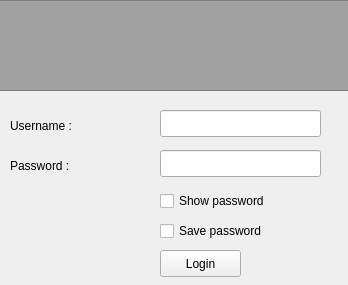
Above: ui/login.ui from jabouzi/qgmail before the change. Below: the same form after it.
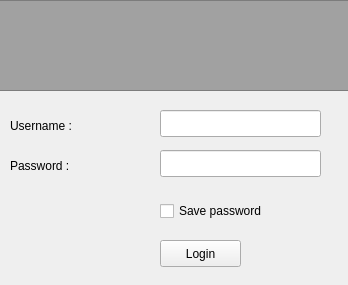
That is the form after the change. Icons and pictures are not drawn.

Commit message: remove show password

Patch:
```diff
--- a/ui/login.ui
+++ b/ui/login.ui
@@ -72,7 +72,7 @@
    <property name="geometry">
     <rect>
      <x>160</x>
-     <y>250</y>
+     <y>240</y>
      <width>81</width>
      <height>27</height>
     </rect>
@@ -107,24 +107,11 @@
     <string>Password :</string>
    </property>
   </widget>
-  <widget class="QCheckBox" name="showPasswordCheck">
-   <property name="geometry">
-    <rect>
-     <x>160</x>
-     <y>190</y>
-     <width>131</width>
-     <height>22</height>
-    </rect>
-   </property>
-   <property name="text">
-    <string>Show password</string>
-   </property>
-  </widget>
   <widget class="QCheckBox" name="savePasswordCheck">
    <property name="geometry">
     <rect>
      <x>160</x>
-     <y>220</y>
+     <y>200</y>
      <width>131</width>
      <height>22</height>
     </rect>
```
Left out of the diff: 1 changed line with no effect on the pictures. The commit also changes 2 other files.
